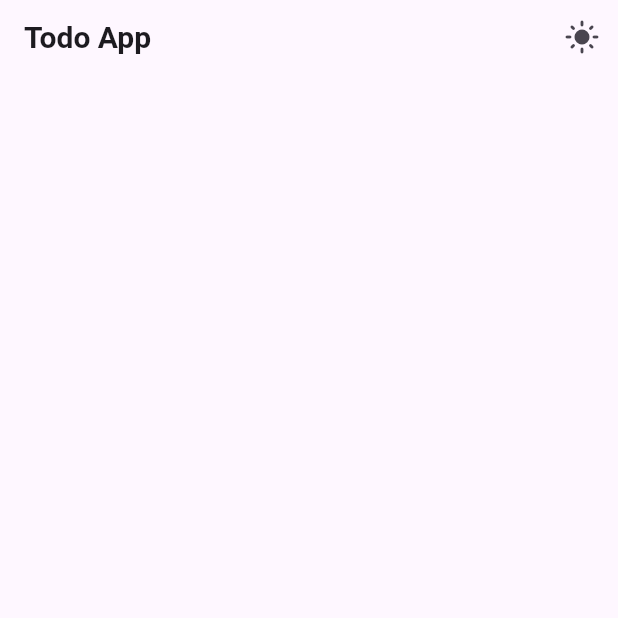
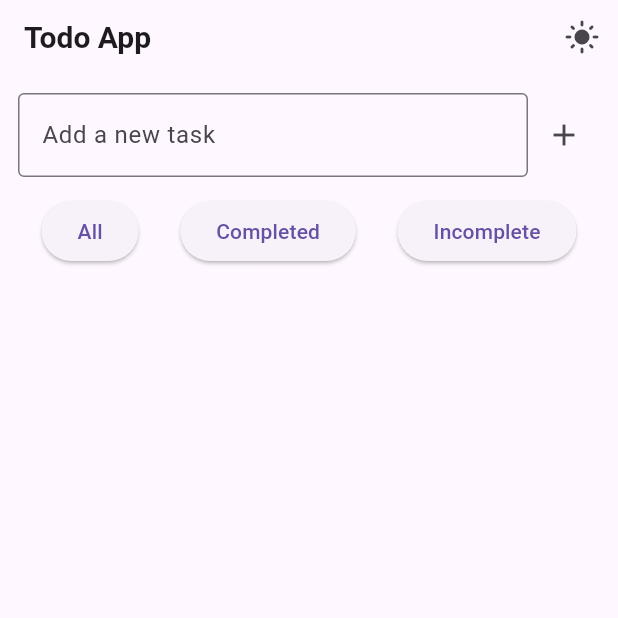
Before and after one commit to imlakshaykumar/todo_app, a Flutter app: the screen it shows after launch, on a phone screen of 412 x 824 dp, the top half of it. Run offline on Flutter 3.47's test engine with Material 3 defaults, Android fonts, the phone set to English and light mode, and no system bars; our stand-ins replace shared_preferences.

Commit message:
feat: added input for task and filters

```diff
--- /dev/null
+++ b/lib/models/task.dart
@@ -0,0 +1,6 @@
+class Task {
+  String title;
+  bool isCompleted;
+
+  Task({required this.title, this.isCompleted = false});
+}
--- a/lib/screens/todo_screen.dart
+++ b/lib/screens/todo_screen.dart
@@ -1,7 +1,10 @@
 import 'package:flutter/material.dart';
 import 'package:provider/provider.dart';
 import 'package:todo_app/components/header.dart';
+import 'package:todo_app/models/task.dart';
 import 'package:todo_app/theme/theme_notifier.dart';
+import 'package:todo_app/widgets/task_input.dart';
+import 'package:todo_app/widgets/task_tile.dart';
 
 class TodoScreen extends StatefulWidget {
   const TodoScreen({super.key});
@@ -11,9 +14,42 @@ class TodoScreen extends StatefulWidget {
 }
 
 class _TodoScreenState extends State<TodoScreen> {
+  List<Task> tasks = [];
+  String filter = 'All';
+
+  void addTask(String taskName) {
+    setState(() {
+      tasks.add(Task(title: taskName));
+    });
+  }
+
+  void toggleTask(int index) {
+    setState(() {
+      tasks[index].isCompleted = !tasks[index].isCompleted;
+    });
+  }
+
+  void updateFilter(String newFilter) {
+    setState(() {
+      filter = newFilter;
+    });
+  }
+
+  List<Task> getFilteredTasks() {
+    if (filter == "Completed") {
+      return tasks.where((t) => t.isCompleted).toList();
+    } else if (filter == "Incomplete") {
+      return tasks.where((t) => !t.isCompleted).toList();
+    }
+    return tasks;
+  }
+
   @override
   Widget build(BuildContext context) {
-    return Scaffold(
+    List<Task> filtered = getFilteredTasks();
+
+    return SafeArea(
+      child: Scaffold(
         appBar: Header(
           title: 'Todo App',
           actionButton: IconButton(
@@ -27,6 +63,33 @@ class _TodoScreenState extends State<TodoScreen> {
             },
           ),
         ),
+        body: Column(
+          children: [
+            TaskInput(onSubmit: addTask),
+            Row(
+              mainAxisAlignment: MainAxisAlignment.spaceEvenly,
+              children:
+                  ["All", "Completed", "Incomplete"].map((f) {
+                    return ElevatedButton(
+                      onPressed: () => updateFilter(f),
+                      child: Text(f),
+                    );
+                  }).toList(),
+            ),
+            Expanded(
+              child: ListView.builder(
+                itemCount: filtered.length,
+                itemBuilder: (context, index) {
+                  return TaskTile(
+                    task: filtered[index],
+                    onChanged: () => toggleTask(index),
+                  );
+                },
+              ),
+            ),
+          ],
+        ),
+      ),
     );
   }
 }
--- /dev/null
+++ b/lib/widgets/task_input.dart
@@ -0,0 +1,42 @@
+import 'package:flutter/material.dart';
+
+class TaskInput extends StatefulWidget {
+  final Function(String) onSubmit;
+
+  const TaskInput({super.key, required this.onSubmit});
+
+  @override
+  State<TaskInput> createState() => _TaskInputState();
+}
+
+class _TaskInputState extends State<TaskInput> {
+  final TextEditingController _controller = TextEditingController();
+
+  void _handleSubmit() {
+    widget.onSubmit(_controller.text);
+    _controller.clear();
+  }
+
+  @override
+  Widget build(BuildContext context) {
+    return Padding(
+      padding: EdgeInsets.all(12),
+      child: Row(
+        children: [
+          Expanded(
+            child: TextField(
+              controller: _controller,
+              decoration: InputDecoration(
+                labelText: 'Add a new task',
+                border: OutlineInputBorder(),
+              ),
+              onSubmitted: (_) => _handleSubmit(),
+            ),
+          ),
+          // ElevatedButton(onPressed: _handleSubmit, child: Text('Add')),
+          IconButton(icon: Icon(Icons.add), onPressed: _handleSubmit),
+        ],
+      ),
+    );
+  }
+}
--- /dev/null
+++ b/lib/widgets/task_tile.dart
@@ -0,0 +1,25 @@
+import 'package:flutter/material.dart';
+import '../models/task.dart';
+
+class TaskTile extends StatelessWidget {
+  final Task task;
+  final VoidCallback onChanged;
+
+  const TaskTile({super.key, required this.task, required this.onChanged});
+
+  @override
+  Widget build(BuildContext context) {
+    return ListTile(
+      title: Text(
+        task.title,
+        style: TextStyle(
+          decoration: task.isCompleted ? TextDecoration.lineThrough : null,
+        ),
+      ),
+      trailing: Checkbox(
+        value: task.isCompleted,
+        onChanged: (_) => onChanged(),
+      ),
+    );
+  }
+}
```
Lines whose indentation alone changed are shown as unchanged.
